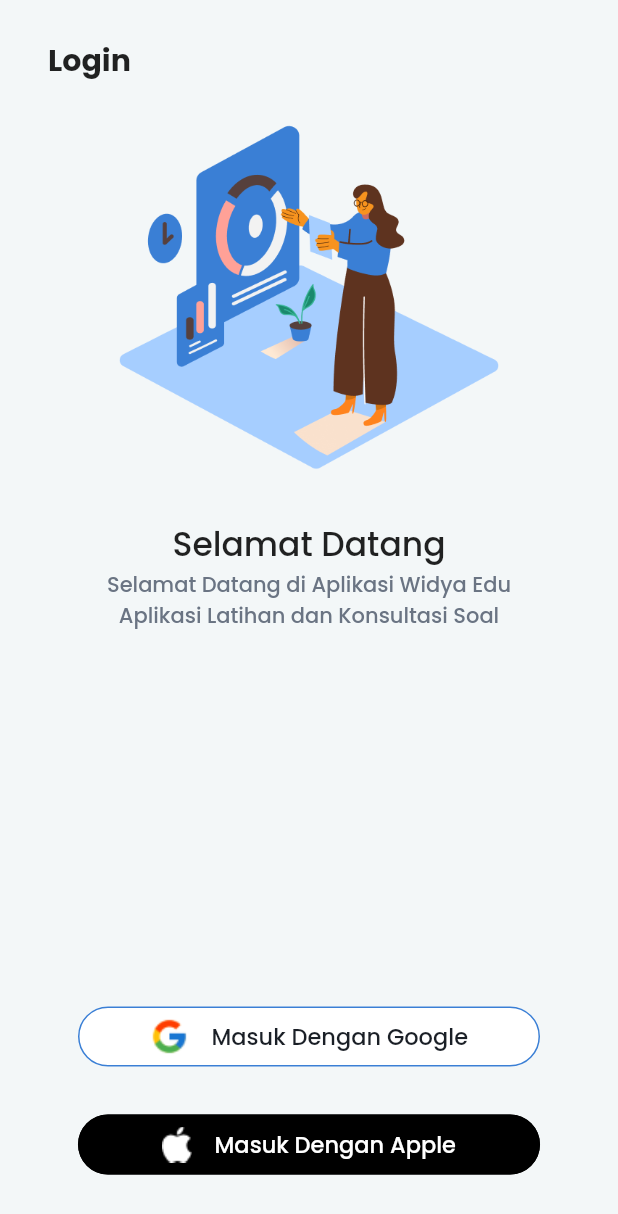
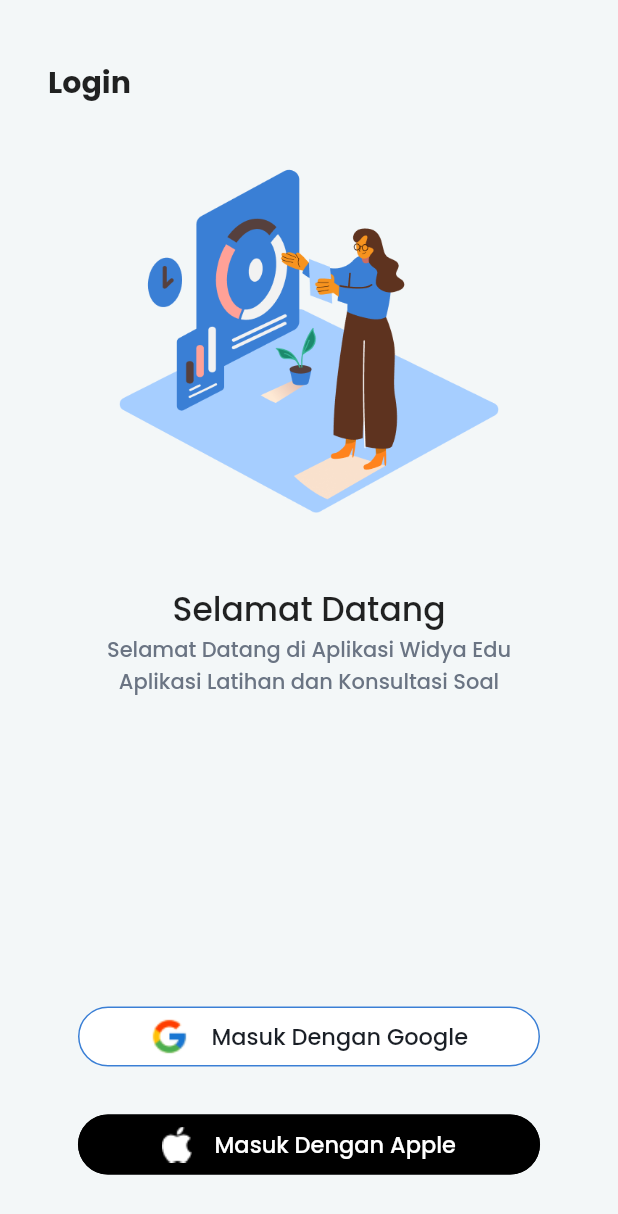
Before and after one commit to nanangkoesharwanto/final_task, a Flutter app: the screen it shows after launch, on a phone screen of 412 x 824 dp. Shown: the top 1214 px of the screen. Run offline on Flutter 3.47's test engine with Material 2 defaults, Android fonts, the phone set to English and light mode, and no system bars; our stand-ins replace google_fonts.

Commit message:
update view

```diff
--- a/lib/views/login_page.dart
+++ b/lib/views/login_page.dart
@@ -22,6 +22,9 @@ class _LoginPageState extends State<LoginPage> {
           ),
           child: Column(
             children: [
+              const SizedBox(
+                height: 15,
+              ),
               Align(
                 alignment: Alignment.topLeft,
                 child: Text(
@@ -35,7 +38,10 @@ class _LoginPageState extends State<LoginPage> {
               const SizedBox(
                 height: 20,
               ),
-              Image.asset(R.assets.imgLogin),
+              Image.asset(
+                R.assets.imgLogin,
+                height: 275,
+              ),
               const SizedBox(
                 height: 25,
               ),
--- a/lib/views/splash_screen.dart
+++ b/lib/views/splash_screen.dart
@@ -9,7 +9,7 @@ class SplashScreen extends StatelessWidget {
 
   @override
   Widget build(BuildContext context) {
-    Timer(const Duration(seconds: 5), () {
+    Timer(const Duration(seconds: 3), () {
       // Navigator.of(context)
       //     .push(MaterialPageRoute(builder: (context) => LoginPage()));
       Navigator.of(context).pushReplacementNamed(LoginPage.route);
```
Also changed, not shown: 2 other files.
